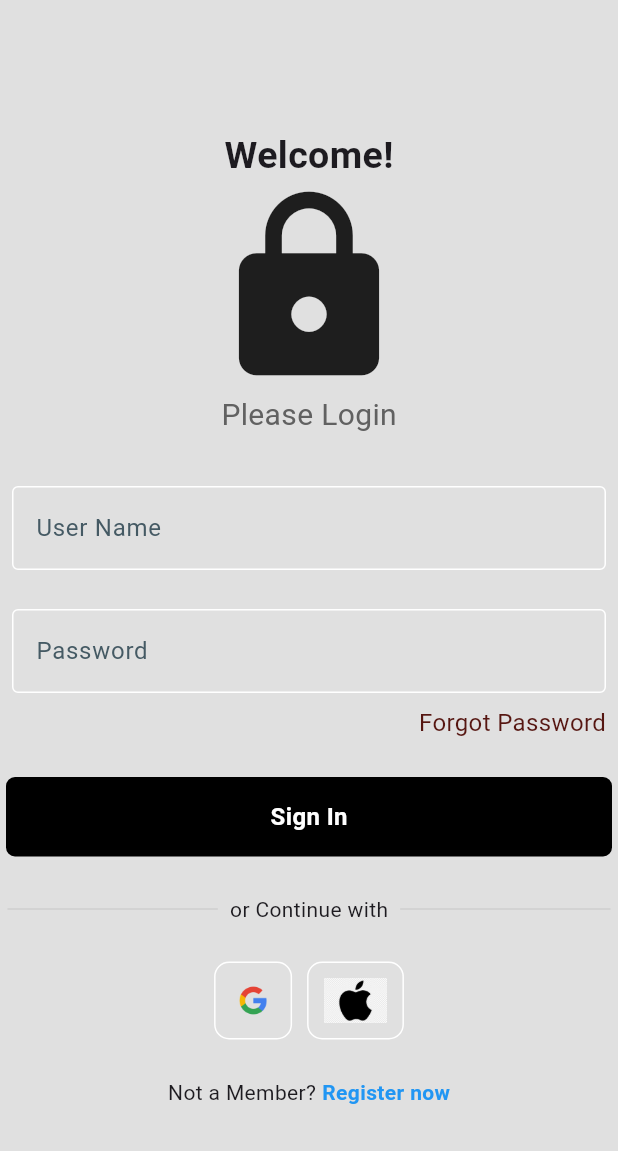
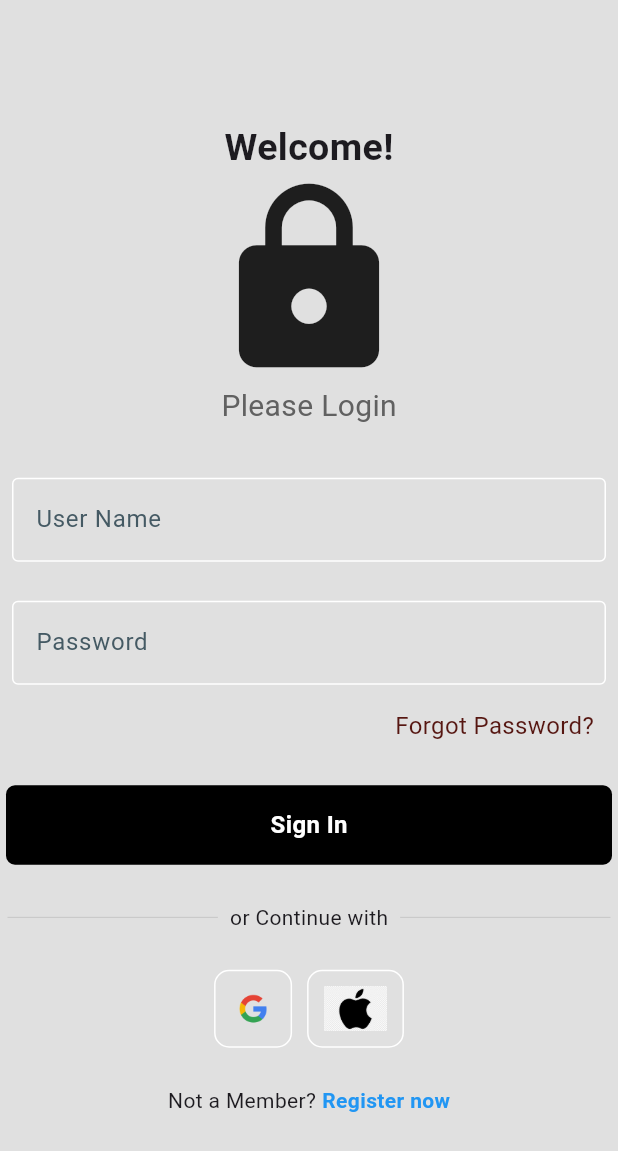
Before and after one commit to THARUNAVULA-143/Flutter_LoginPage, a Flutter app: the screen it shows after launch, on a phone screen of 412 x 824 dp. Shown: the top 1151 px of the screen. Run offline on Flutter 3.47's test engine with Material 3 defaults, Android fonts, the phone set to English and light mode, and no system bars.

```diff
--- a/lib/LoginPage.dart
+++ b/lib/LoginPage.dart
@@ -2,7 +2,7 @@ import 'package:flutter/material.dart';
 import 'package:flutter_loginpage/components/MyTextField.dart';
 import 'package:flutter_loginpage/components/MyButton.dart';
 import 'package:flutter_loginpage/components/Square_title.dart'; // Ensure the correct path
-
+import 'package:flutter_loginpage/components/ForgotPassword.dart'; // Import the ForgotPassword
 import 'package:flutter_loginpage/components/signuppage.dart'; // Import the SignUpPage
 
 class LoginPage extends StatelessWidget {
@@ -59,19 +59,31 @@ class LoginPage extends StatelessWidget {
                 child: Row(
                   mainAxisAlignment: MainAxisAlignment.end,
                   children: [
-                    Text(
-                      'Forgot Password',
-                      style: TextStyle(
-                        fontSize: 16,
-                        color: const Color.fromARGB(255, 86, 22, 17),
+                    GestureDetector(
+                      onTap: () {
+                        Navigator.push(
+                          context,
+                          MaterialPageRoute(builder: (context) => ForgotPassword()),
+                        );
+                      },
+                      child: Padding(
+                        padding: const EdgeInsets.all(8.0),
+                        child: Text(
+                          'Forgot Password?',
+                          style: TextStyle(
+                            fontSize: 16,
+                            color: const Color.fromARGB(255, 86, 22, 17),
+                          ),
+                        ),
                       ),
                     ),
                   ],
                 ),
               ),
-              const SizedBox(height: 25),
+              const SizedBox(height: 20),
               MyButton(
                 onTap: signUserIn,
+                text: 'Sign In',
               ),
               const SizedBox(height: 25),
               Padding(
--- a/lib/components/MyButton.dart
+++ b/lib/components/MyButton.dart
@@ -4,7 +4,7 @@ class MyButton extends StatelessWidget {
 
   final Function()? onTap;
 
-  const MyButton({super.key, required this.onTap});
+  const MyButton({super.key, required this.onTap, required String text});
 
   @override
   Widget build(BuildContext context) {
--- a/lib/components/signuppage.dart
+++ b/lib/components/signuppage.dart
@@ -61,7 +61,7 @@ class Signuppage extends StatelessWidget {
                 ),
                 const SizedBox(height: 25),
                 MyButton(
-                  onTap: registerUser,
+                  onTap: registerUser, text: ' Register',
                 ),
                 const SizedBox(height: 25),
                 Row(
```
Also changed, not shown: lib/components/ForgotPassword.dart (added, +85 -0 lines), pubspec.lock, 1 other file.
